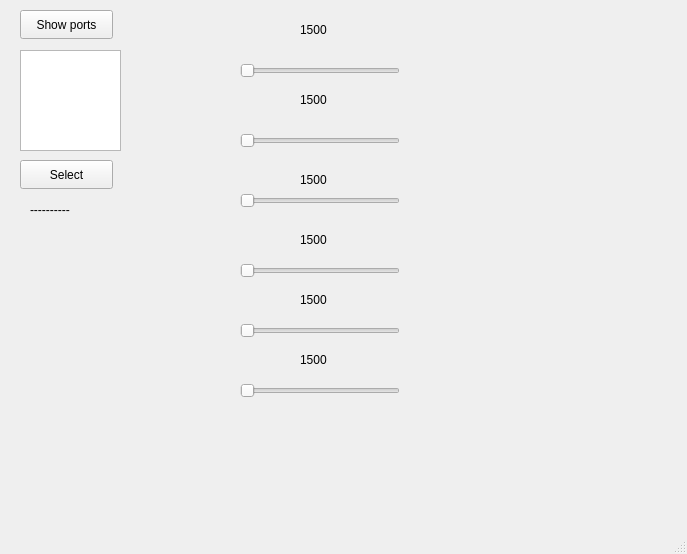
Old version of the form robot_arm_serial_controller/mainwindow.ui in the repository xiaochutan123l/robot-arm-serial-controller.
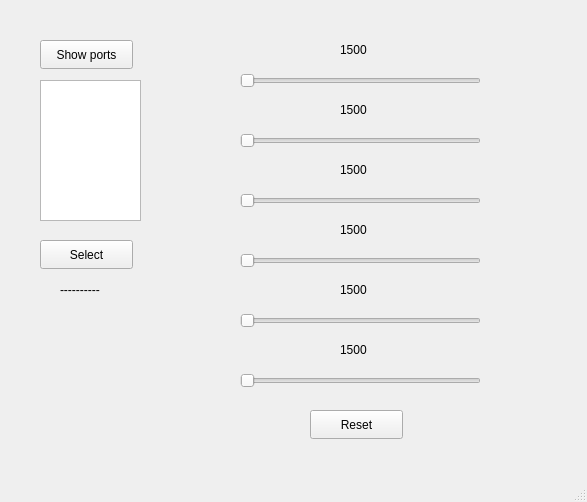
New version of the form.

Commit message: add reset button and handle process

Diff of the .ui file:
```diff
--- a/robot_arm_serial_controller/mainwindow.ui
+++ b/robot_arm_serial_controller/mainwindow.ui
@@ -6,8 +6,8 @@
    <rect>
     <x>0</x>
     <y>0</y>
-    <width>687</width>
-    <height>554</height>
+    <width>587</width>
+    <height>502</height>
    </rect>
   </property>
   <property name="windowTitle">
@@ -17,18 +17,18 @@
    <widget class="QListWidget" name="portList">
     <property name="geometry">
      <rect>
-      <x>20</x>
-      <y>50</y>
+      <x>40</x>
+      <y>80</y>
       <width>101</width>
-      <height>101</height>
+      <height>141</height>
      </rect>
     </property>
    </widget>
    <widget class="QPushButton" name="selectPort">
     <property name="geometry">
      <rect>
-      <x>20</x>
-      <y>160</y>
+      <x>40</x>
+      <y>240</y>
       <width>93</width>
       <height>29</height>
      </rect>
@@ -40,8 +40,8 @@
    <widget class="QPushButton" name="showPorts">
     <property name="geometry">
      <rect>
-      <x>20</x>
-      <y>10</y>
+      <x>40</x>
+      <y>40</y>
       <width>93</width>
       <height>29</height>
      </rect>
@@ -53,8 +53,8 @@
    <widget class="QLabel" name="selectedport">
     <property name="geometry">
      <rect>
-      <x>30</x>
-      <y>200</y>
+      <x>60</x>
+      <y>280</y>
       <width>69</width>
       <height>20</height>
      </rect>
@@ -66,8 +66,8 @@
    <widget class="QLabel" name="sliderValue_1">
     <property name="geometry">
      <rect>
-      <x>300</x>
-      <y>20</y>
+      <x>340</x>
+      <y>40</y>
       <width>69</width>
       <height>20</height>
      </rect>
@@ -80,8 +80,8 @@
     <property name="geometry">
      <rect>
       <x>240</x>
-      <y>60</y>
-      <width>160</width>
+      <y>70</y>
+      <width>241</width>
       <height>22</height>
      </rect>
     </property>
@@ -106,7 +106,7 @@
      <rect>
       <x>240</x>
       <y>130</y>
-      <width>160</width>
+      <width>241</width>
       <height>22</height>
      </rect>
     </property>
@@ -131,7 +131,7 @@
      <rect>
       <x>240</x>
       <y>190</y>
-      <width>160</width>
+      <width>241</width>
       <height>22</height>
      </rect>
     </property>
@@ -155,8 +155,8 @@
     <property name="geometry">
      <rect>
       <x>240</x>
-      <y>260</y>
-      <width>160</width>
+      <y>250</y>
+      <width>241</width>
       <height>22</height>
      </rect>
     </property>
@@ -180,8 +180,8 @@
     <property name="geometry">
      <rect>
       <x>240</x>
-      <y>320</y>
-      <width>160</width>
+      <y>310</y>
+      <width>241</width>
       <height>22</height>
      </rect>
     </property>
@@ -205,8 +205,8 @@
     <property name="geometry">
      <rect>
       <x>240</x>
-      <y>380</y>
-      <width>160</width>
+      <y>370</y>
+      <width>241</width>
       <height>22</height>
      </rect>
     </property>
@@ -229,8 +229,8 @@
    <widget class="QLabel" name="sliderValue_2">
     <property name="geometry">
      <rect>
-      <x>300</x>
-      <y>90</y>
+      <x>340</x>
+      <y>100</y>
       <width>69</width>
       <height>20</height>
      </rect>
@@ -242,8 +242,8 @@
    <widget class="QLabel" name="sliderValue_3">
     <property name="geometry">
      <rect>
-      <x>300</x>
-      <y>170</y>
+      <x>340</x>
+      <y>160</y>
       <width>69</width>
       <height>20</height>
      </rect>
@@ -255,8 +255,8 @@
    <widget class="QLabel" name="sliderValue_4">
     <property name="geometry">
      <rect>
-      <x>300</x>
-      <y>230</y>
+      <x>340</x>
+      <y>220</y>
       <width>69</width>
       <height>20</height>
      </rect>
@@ -268,8 +268,8 @@
    <widget class="QLabel" name="sliderValue_5">
     <property name="geometry">
      <rect>
-      <x>300</x>
-      <y>290</y>
+      <x>340</x>
+      <y>280</y>
       <width>69</width>
       <height>20</height>
      </rect>
@@ -281,8 +281,8 @@
    <widget class="QLabel" name="sliderValue_6">
     <property name="geometry">
      <rect>
-      <x>300</x>
-      <y>350</y>
+      <x>340</x>
+      <y>340</y>
       <width>69</width>
       <height>20</height>
      </rect>
@@ -291,6 +291,19 @@
      <string>1500</string>
     </property>
    </widget>
+   <widget class="QPushButton" name="resetButton">
+    <property name="geometry">
+     <rect>
+      <x>310</x>
+      <y>410</y>
+      <width>93</width>
+      <height>29</height>
+     </rect>
+    </property>
+    <property name="text">
+     <string>Reset</string>
+    </property>
+   </widget>
   </widget>
   <widget class="QMenuBar" name="menubar">
    <property name="geometry">
```
Left out of the diff: 2 changed lines with no effect on the pictures. The commit also changes 4 other files.
